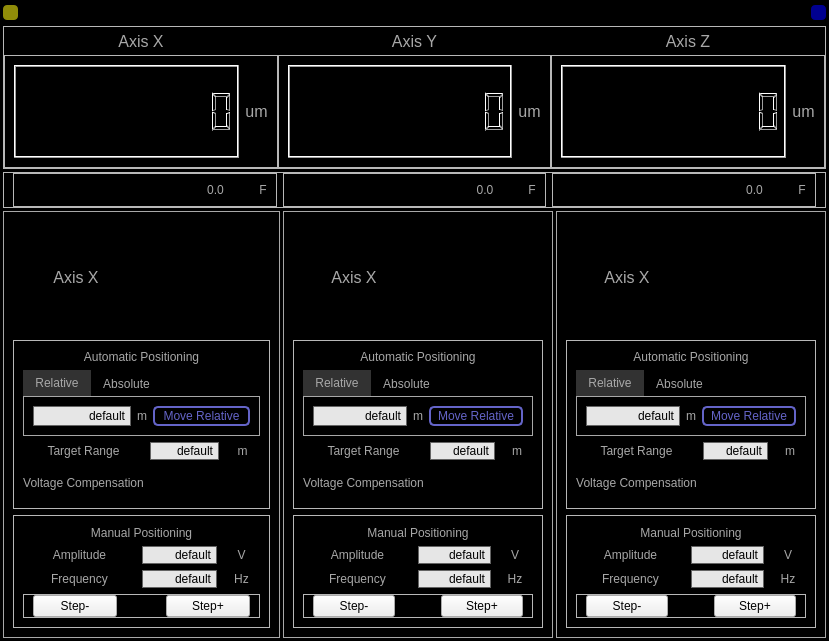
afylab/nanoSQUID-Scanning-Software, file Scanner GUI/CoarseAttocubeControl/CoarseAttocubeControl.ui: the form before one commit.
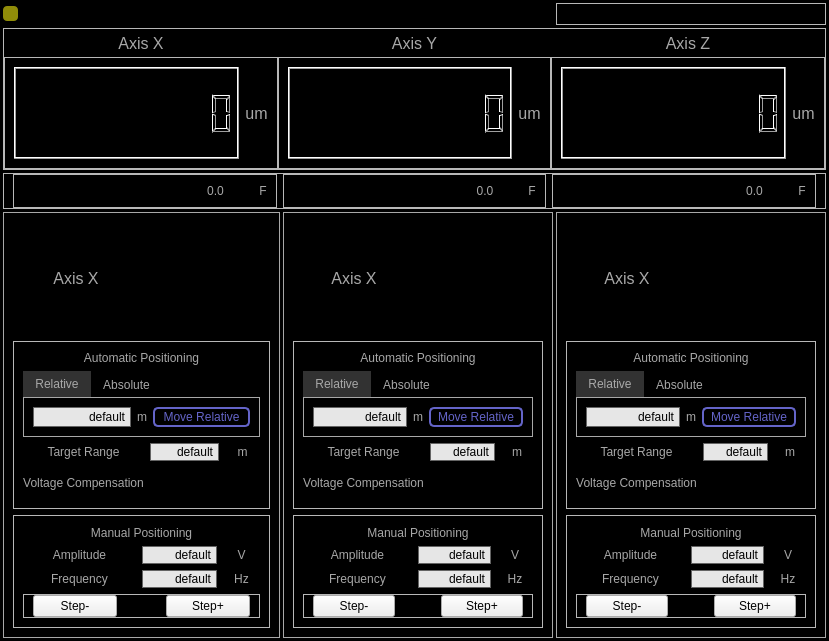
The form after the commit. Icons and pictures are not drawn.

Diff of the .ui file:
```diff
--- a/Scanner GUI/CoarseAttocubeControl/CoarseAttocubeControl.ui
+++ b/Scanner GUI/CoarseAttocubeControl/CoarseAttocubeControl.ui
@@ -1890,9 +1890,129 @@
      </widget>
     </item>
     <item row="0" column="2">
+     <widget class="QFrame" name="frame_Control">
+      <property name="frameShape">
+       <enum>QFrame::StyledPanel</enum>
+      </property>
+      <property name="frameShadow">
+       <enum>QFrame::Raised</enum>
+      </property>
+      <layout class="QHBoxLayout" name="horizontalLayout_13" stretch="1,1,1,1,1,1,1,1">
+       <property name="spacing">
+        <number>0</number>
+       </property>
+       <property name="margin">
+        <number>0</number>
+       </property>
+       <item>
+        <spacer name="horizontalSpacer_5">
+         <property name="orientation">
+          <enum>Qt::Horizontal</enum>
+         </property>
+         <property name="sizeHint" stdset="0">
+          <size>
+           <width>17</width>
+           <height>20</height>
+          </size>
+         </property>
+        </spacer>
+       </item>
+       <item>
+        <spacer name="horizontalSpacer_6">
+         <property name="orientation">
+          <enum>Qt::Horizontal</enum>
+         </property>
+         <property name="sizeHint" stdset="0">
+          <size>
+           <width>18</width>
+           <height>20</height>
+          </size>
+         </property>
+        </spacer>
+       </item>
+       <item>
+        <spacer name="horizontalSpacer_7">
+         <property name="orientation">
+          <enum>Qt::Horizontal</enum>
+         </property>
+         <property name="sizeHint" stdset="0">
+          <size>
+           <width>17</width>
+           <height>20</height>
+          </size>
+         </property>
+        </spacer>
+       </item>
+       <item>
+        <spacer name="horizontalSpacer_8">
+         <property name="orientation">
+          <enum>Qt::Horizontal</enum>
+         </property>
+         <property name="sizeHint" stdset="0">
+          <size>
+           <width>18</width>
+           <height>20</height>
+          </size>
+         </property>
+        </spacer>
+       </item>
+       <item>
+        <spacer name="horizontalSpacer_9">
+         <property name="orientation">
+          <enum>Qt::Horizontal</enum>
+         </property>
+         <property name="sizeHint" stdset="0">
+          <size>
+           <width>17</width>
+           <height>20</height>
+          </size>
+         </property>
+        </spacer>
+       </item>
+       <item>
+        <spacer name="horizontalSpacer_10">
+         <property name="orientation">
+          <enum>Qt::Horizontal</enum>
+         </property>
+         <property name="sizeHint" stdset="0">
+          <size>
+           <width>18</width>
+           <height>20</height>
+          </size>
+         </property>
+        </spacer>
+       </item>
+       <item>
+        <widget class="QPushButton" name="pushButton_Debug">
+         <property name="sizePolicy">
+          <sizepolicy hsizetype="Preferred" vsizetype="Preferred">
+           <horstretch>0</horstretch>
+           <verstretch>0</verstretch>
+          </sizepolicy>
+         </property>
+         <property name="styleSheet">
+          <string notr="true">#pushButton_Debug{
+image:url(:/nSOTScanner/Pictures/debug.png);
+background: black;
+border: 0px solid rgb(95,107,166);
+}
+
+QPushButton:pressed#pushButton_Debug{
+image:url(:/nSOTScanner/Pictures/debug.png);
+background: black;
+border: 2px rgb(131,131,131);
+border-radius: 5px
+}</string>
+         </property>
+         <property name="text">
+          <string/>
+         </property>
+        </widget>
+       </item>
+       <item>
      <widget class="QPushButton" name="pushButton_StatusMonitor">
       <property name="sizePolicy">
-       <sizepolicy hsizetype="Fixed" vsizetype="Fixed">
+          <sizepolicy hsizetype="Preferred" vsizetype="Preferred">
         <horstretch>0</horstretch>
         <verstretch>0</verstretch>
        </sizepolicy>
@@ -1905,22 +2025,33 @@
       </property>
       <property name="maximumSize">
        <size>
-        <width>15</width>
-        <height>15</height>
+           <width>16777215</width>
+           <height>16777215</height>
        </size>
       </property>
       <property name="layoutDirection">
        <enum>Qt::RightToLeft</enum>
       </property>
       <property name="styleSheet">
-       <string notr="true">
-background: rgb(0, 0, 144);
- border-radius: 4px;
-</string>
+          <string notr="true">#pushButton_StatusMonitor{
+image:url(:/nSOTScanner/Pictures/Info.png);
+background: black;
+border: 0px solid rgb(95,107,166);
+}
+
+QPushButton:pressed#pushButton_StatusMonitor{
+image:url(:/nSOTScanner/Pictures/Info.png);
+background: black;
+border: 2px rgb(131,131,131);
+border-radius: 5px
+}</string>
       </property>
       <property name="text">
        <string/>
       </property>
+        </widget>
+       </item>
+      </layout>
      </widget>
     </item>
    </layout>
```
Lines whose indentation alone changed are shown as unchanged.
